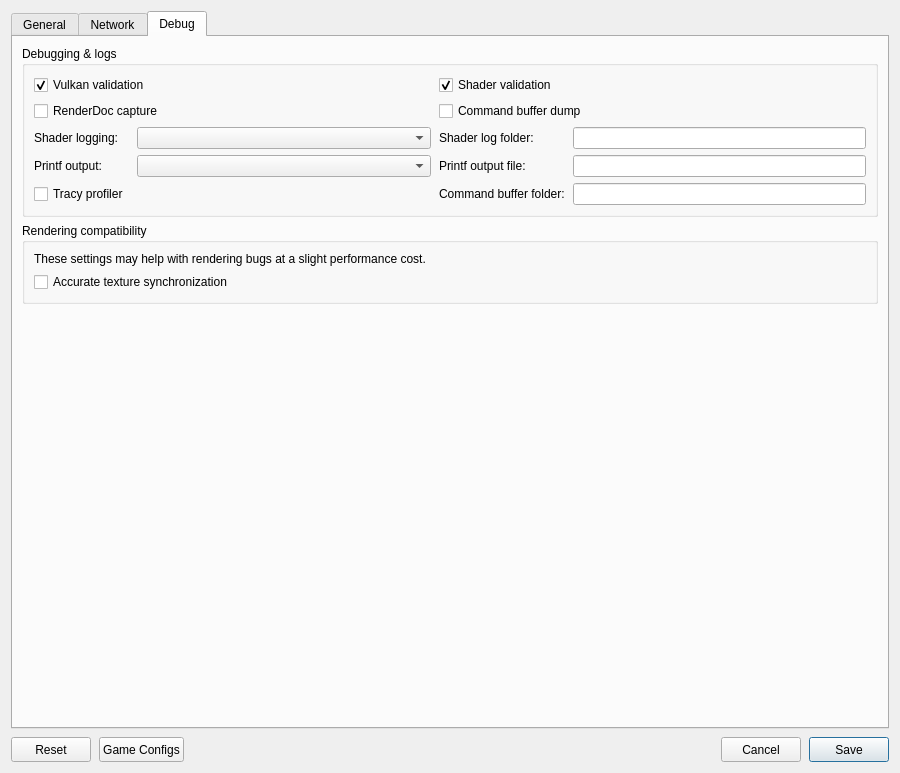
TheCruZ/KytyPS5-GTA, file src/launcher/forms/configuration_edit_dialog.ui: the form before one commit.
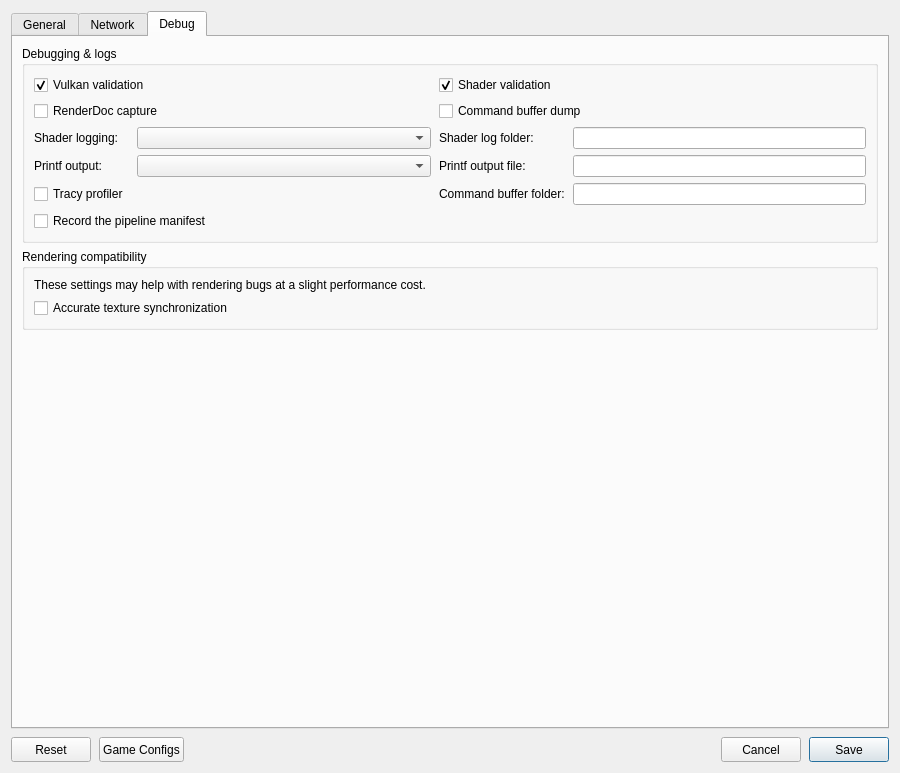
The form after the commit. The open tabs and pages were chosen to show the change. Custom widgets are drawn as their Qt base class.

Commit message: pipeline: create the modules and pipelines of a per-title manifest at boot

What changed in the file:
```diff
--- a/src/launcher/forms/configuration_edit_dialog.ui
+++ b/src/launcher/forms/configuration_edit_dialog.ui
@@ -533,6 +533,12 @@
             <property name="clearButtonEnabled"><bool>true</bool></property>
            </widget>
           </item>
+          <item row="5" column="0" colspan="2">
+           <widget class="QCheckBox" name="checkBox_record_pipeline_manifest">
+            <property name="toolTip"><string>Add the shaders and pipelines this session compiles to the game's pipeline manifest (_PipelineCache), which later cold starts compile while the game loads.</string></property>
+            <property name="text"><string>Record the pipeline manifest</string></property>
+           </widget>
+          </item>
          </layout>
         </widget>
        </item>
```
The commit also changes 14 other files.
